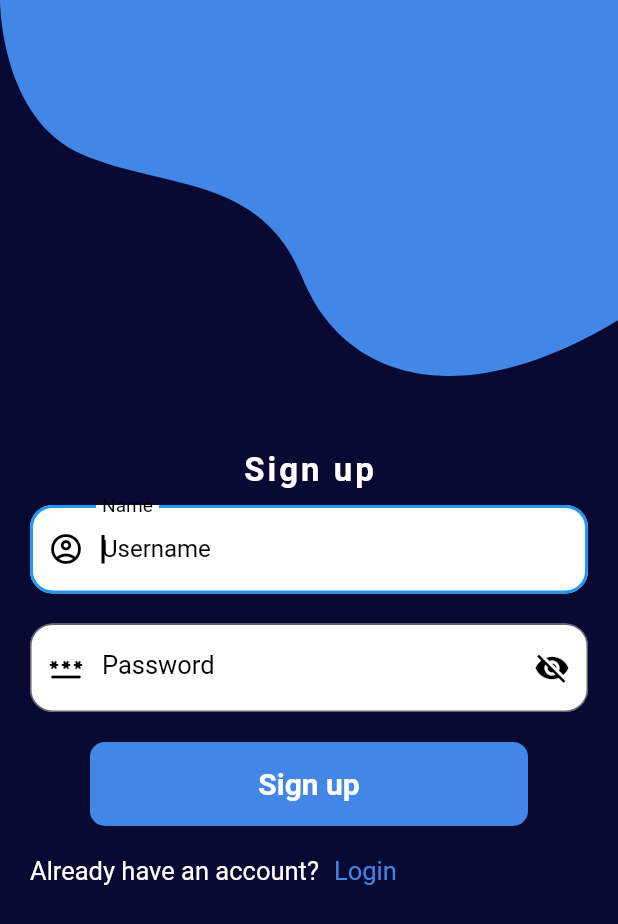
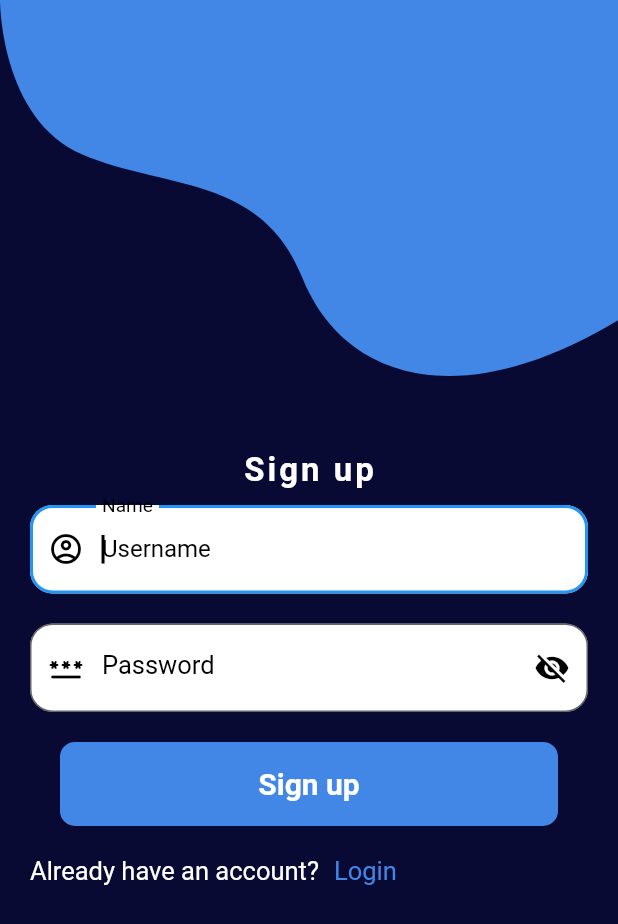
Before and after one commit to mwanagenzi/Sunshine, a Flutter app: the screen it shows after launch, after a tap on "Sign Up", on a phone screen of 412 x 824 dp. Shown: the top 924 px of the screen. Run offline on Flutter 3.47's test engine with Material 2 defaults, Android fonts, the phone set to English and light mode, and no system bars; our stand-ins replace firebase_core, flutter_svg, geolocator; accounts and stored records are empty.

Commit message:
Changes to UI components of authentication screens

```diff
--- a/lib/main.dart
+++ b/lib/main.dart
@@ -4,7 +4,9 @@ import 'package:sunshine/sunshine_theme/theme.dart';
 import 'package:firebase_core/firebase_core.dart';
 import 'firebase_options.dart';
 
-void main() {
+void main() async {
+  WidgetsFlutterBinding.ensureInitialized();
+  await Firebase.initializeApp(options: DefaultFirebaseOptions.currentPlatform);
   runApp(const Sunshine());
 }
 
--- a/lib/screens/login_screen.dart
+++ b/lib/screens/login_screen.dart
@@ -84,7 +84,7 @@ class _LoginScreenState extends State<LoginScreen> {
                 const AuthScreenSvg(),
                 const SizedBox(height: 50),
                 Padding(
-                  padding: const EdgeInsets.symmetric(horizontal: 20.0),
+                  padding: const EdgeInsets.symmetric(horizontal: 40.0),
                   child: Column(
                     crossAxisAlignment: CrossAxisAlignment.start,
                     mainAxisSize: MainAxisSize.max,
--- a/lib/screens/welcome_screen.dart
+++ b/lib/screens/welcome_screen.dart
@@ -62,11 +62,10 @@ class _WelcomeScreenState extends State<WelcomeScreen> {
               crossAxisAlignment: CrossAxisAlignment.start,
               children: [
                 const AuthScreenSvg(),
-                const SizedBox(height: 50),
                 Padding(
-                  padding: const EdgeInsets.symmetric(horizontal: 20.0),
+                  padding: const EdgeInsets.symmetric(horizontal: 40.0),
                   child: Form(
-                    key:_formKey,
+                    key: _formKey,
                     child: Column(
                       crossAxisAlignment: CrossAxisAlignment.start,
                       mainAxisSize: MainAxisSize.max,
--- a/lib/widgets/sunshine_auth_button.dart
+++ b/lib/widgets/sunshine_auth_button.dart
@@ -15,7 +15,7 @@ class SunshineAuthButton extends StatelessWidget {
   @override
   Widget build(BuildContext context) {
     return Padding(
-      padding: const EdgeInsets.symmetric(horizontal: 40),
+      padding: const EdgeInsets.symmetric(horizontal: 20),
       child: ListTile(
         onTap: buttonFunction,
         shape: RoundedRectangleBorder(
```
